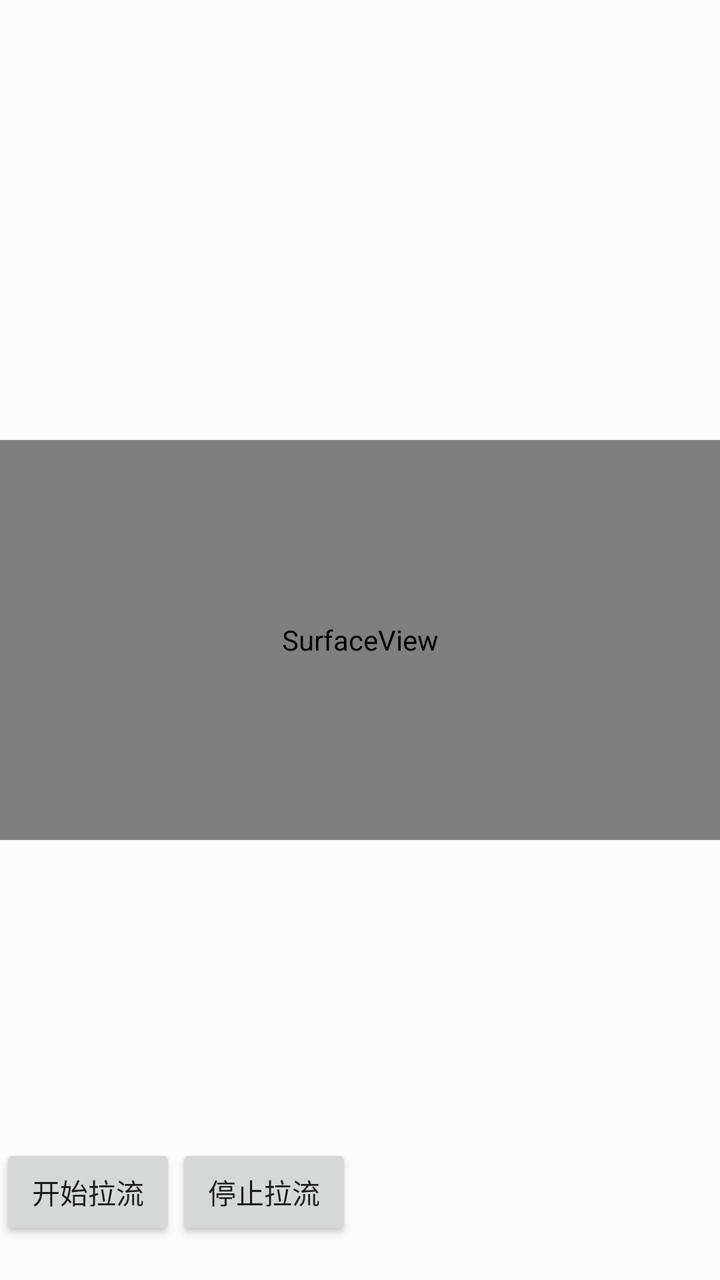
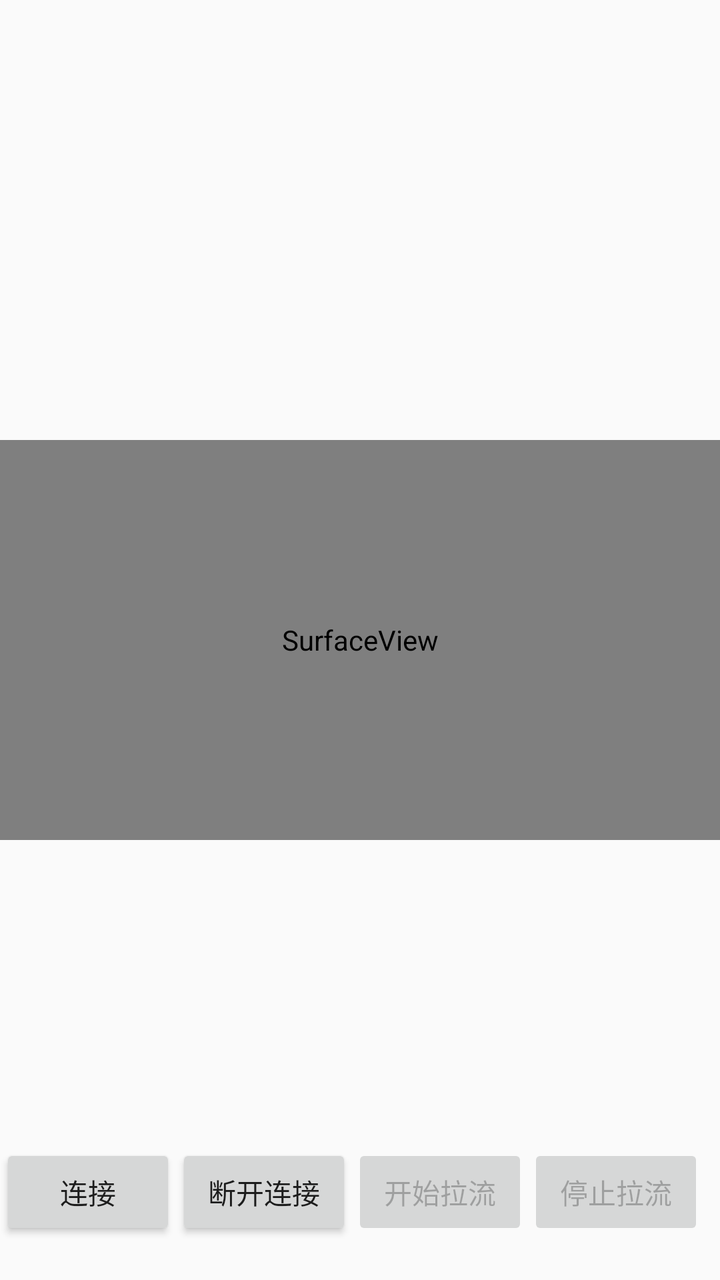

An Android layout rendered at two revisions. The XML below is the earlier revision; the diff shows what the commit changed to produce the second picture.
<!-- AndroidManifest.xml: application theme AppTheme -->
<!-- res/layout/activity_main.xml -->
<?xml version="1.0" encoding="utf-8"?>
<FrameLayout xmlns:android="http://schemas.android.com/apk/res/android"
    xmlns:tools="http://schemas.android.com/tools"
    android:layout_width="match_parent"
    android:layout_height="match_parent"
    tools:context="io.chengguo.live.MainActivity">

    <SurfaceView
        android:id="@+id/surface"
        android:layout_width="match_parent"
        android:layout_height="200dp"
        android:layout_gravity="center" />

    <LinearLayout
        android:layout_width="wrap_content"
        android:layout_height="wrap_content"
        android:layout_gravity="bottom"
        android:layout_marginBottom="20dp">

        <Button
            android:id="@+id/btn_start"
            android:layout_width="wrap_content"
            android:layout_height="wrap_content"
            android:text="开始拉流" />

        <Button
            android:id="@+id/btn_stop"
            android:layout_width="wrap_content"
            android:layout_height="wrap_content"
            android:layout_gravity="bottom"
            android:text="停止拉流" />
    </LinearLayout>
</FrameLayout>
<!-- resources referenced by this layout -->
<resources>
  <style name="AppTheme" parent="Theme.AppCompat.Light.DarkActionBar">
          
      </style>
</resources>

<!-- the commit's change to res/layout/activity_main.xml (unified diff, before → after) -->
@@ -4,12 +4,6 @@
     android:layout_width="match_parent"
     android:layout_height="match_parent"
     tools:context="io.chengguo.live.MainActivity">
-
-    <SurfaceView
-        android:id="@+id/surface"
-        android:layout_width="match_parent"
-        android:layout_height="200dp"
-        android:layout_gravity="center" />
 
     <LinearLayout
         android:layout_width="wrap_content"
@@ -18,9 +12,22 @@
         android:layout_marginBottom="20dp">
 
         <Button
+            android:id="@+id/btn_connect"
+            android:layout_width="wrap_content"
+            android:layout_height="wrap_content"
+            android:text="连接" />
+
+        <Button
+            android:id="@+id/btn_disconnect"
+            android:layout_width="wrap_content"
+            android:layout_height="wrap_content"
+            android:text="断开连接" />
+
+        <Button
             android:id="@+id/btn_start"
             android:layout_width="wrap_content"
             android:layout_height="wrap_content"
+            android:enabled="false"
             android:text="开始拉流" />
 
         <Button
@@ -28,6 +35,13 @@
             android:layout_width="wrap_content"
             android:layout_height="wrap_content"
             android:layout_gravity="bottom"
+            android:enabled="false"
             android:text="停止拉流" />
     </LinearLayout>
+
+    <SurfaceView
+        android:id="@+id/surface"
+        android:layout_width="match_parent"
+        android:layout_height="200dp"
+        android:layout_gravity="center" />
 </FrameLayout>
